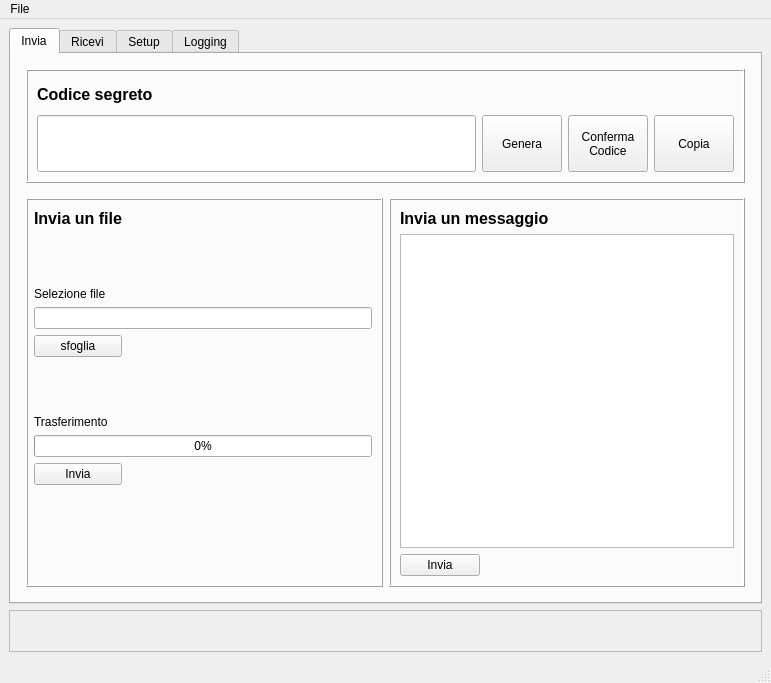
Above: mainwindow.ui from agentOfChaos/WormholeGui before the change. Below: the same form after it.
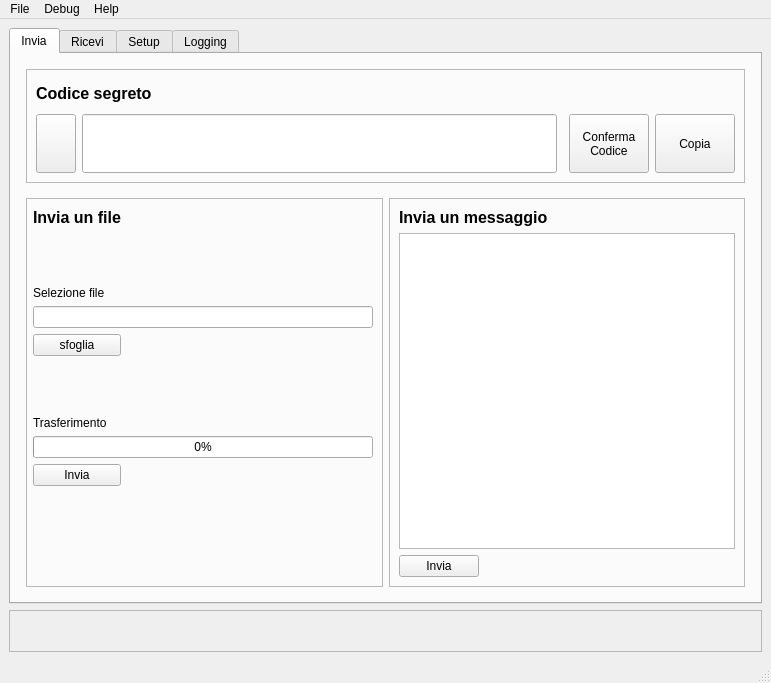
That is the form after the change. Icons and pictures are not drawn. Custom widgets are drawn as their Qt base class.

Patch:
```diff
--- a/mainwindow.ui
+++ b/mainwindow.ui
@@ -73,63 +73,13 @@
                 </sizepolicy>
                </property>
                <property name="frameShape">
-                <enum>QFrame::Box</enum>
+                <enum>QFrame::StyledPanel</enum>
                </property>
                <property name="frameShadow">
                 <enum>QFrame::Raised</enum>
                </property>
                <layout class="QGridLayout" name="gridLayout_13">
-                <item row="0" column="0">
-                 <widget class="QLabel" name="label_3">
-                  <property name="sizePolicy">
-                   <sizepolicy hsizetype="Preferred" vsizetype="Preferred">
-                    <horstretch>0</horstretch>
-                    <verstretch>1</verstretch>
-                   </sizepolicy>
-                  </property>
-                  <property name="font">
-                   <font>
-                    <pointsize>12</pointsize>
-                    <weight>75</weight>
-                    <bold>true</bold>
-                   </font>
-                  </property>
-                  <property name="styleSheet">
-                   <string notr="true"/>
-                  </property>
-                  <property name="text">
-                   <string>Codice segreto</string>
-                  </property>
-                 </widget>
-                </item>
-                <item row="1" column="2">
-                 <widget class="QPushButton" name="btnSetCode">
-                  <property name="sizePolicy">
-                   <sizepolicy hsizetype="Minimum" vsizetype="Expanding">
-                    <horstretch>0</horstretch>
-                    <verstretch>0</verstretch>
-                   </sizepolicy>
-                  </property>
-                  <property name="text">
-                   <string>Conferma
-Codice</string>
-                  </property>
-                 </widget>
-                </item>
                 <item row="1" column="1">
-                 <widget class="QPushButton" name="btnGenerateCode">
-                  <property name="sizePolicy">
-                   <sizepolicy hsizetype="Minimum" vsizetype="Expanding">
-                    <horstretch>0</horstretch>
-                    <verstretch>2</verstretch>
-                   </sizepolicy>
-                  </property>
-                  <property name="text">
-                   <string>Genera</string>
-                  </property>
-                 </widget>
-                </item>
-                <item row="1" column="0">
                  <widget class="QLineEdit" name="txtSecretCode">
                   <property name="sizePolicy">
                    <sizepolicy hsizetype="Expanding" vsizetype="Expanding">
@@ -153,7 +103,7 @@
                   </property>
                  </widget>
                 </item>
-                <item row="1" column="3">
+                <item row="1" column="4">
                  <widget class="QPushButton" name="btnCopyCode">
                   <property name="sizePolicy">
                    <sizepolicy hsizetype="Minimum" vsizetype="Expanding">
@@ -164,6 +114,80 @@
                   <property name="text">
                    <string>Copia</string>
                   </property>
+                  <property name="icon">
+                   <iconset resource="resources.qrc">
+                    <normaloff>:/newPrefix/icons/edit-copy-6.png</normaloff>:/newPrefix/icons/edit-copy-6.png</iconset>
+                  </property>
+                 </widget>
+                </item>
+                <item row="1" column="3">
+                 <widget class="QPushButton" name="btnSetCode">
+                  <property name="sizePolicy">
+                   <sizepolicy hsizetype="Minimum" vsizetype="Expanding">
+                    <horstretch>0</horstretch>
+                    <verstretch>0</verstretch>
+                   </sizepolicy>
+                  </property>
+                  <property name="text">
+                   <string>Conferma
+Codice</string>
+                  </property>
+                  <property name="icon">
+                   <iconset resource="resources.qrc">
+                    <normaloff>:/newPrefix/icons/lock-silver.png</normaloff>:/newPrefix/icons/lock-silver.png</iconset>
+                  </property>
+                  <property name="iconSize">
+                   <size>
+                    <width>32</width>
+                    <height>32</height>
+                   </size>
+                  </property>
+                 </widget>
+                </item>
+                <item row="1" column="0">
+                 <widget class="QPushButton" name="btnGenerateCode">
+                  <property name="sizePolicy">
+                   <sizepolicy hsizetype="Minimum" vsizetype="Expanding">
+                    <horstretch>0</horstretch>
+                    <verstretch>2</verstretch>
+                   </sizepolicy>
+                  </property>
+                  <property name="text">
+                   <string/>
+                  </property>
+                  <property name="icon">
+                   <iconset resource="resources.qrc">
+                    <normaloff>:/newPrefix/icons/roll-2.png</normaloff>:/newPrefix/icons/roll-2.png</iconset>
+                  </property>
+                  <property name="iconSize">
+                   <size>
+                    <width>32</width>
+                    <height>32</height>
+                   </size>
+                  </property>
+                 </widget>
+                </item>
+                <item row="0" column="0" colspan="3">
+                 <widget class="QLabel" name="label_3">
+                  <property name="sizePolicy">
+                   <sizepolicy hsizetype="Preferred" vsizetype="Preferred">
+                    <horstretch>0</horstretch>
+                    <verstretch>1</verstretch>
+                   </sizepolicy>
+                  </property>
+                  <property name="font">
+                   <font>
+                    <pointsize>12</pointsize>
+                    <weight>75</weight>
+                    <bold>true</bold>
+                   </font>
+                  </property>
+                  <property name="styleSheet">
+                   <string notr="true"/>
+                  </property>
+                  <property name="text">
+                   <string>Codice segreto</string>
+                  </property>
                  </widget>
                 </item>
                </layout>
@@ -198,7 +222,7 @@
                      </sizepolicy>
                     </property>
                     <property name="frameShape">
-                     <enum>QFrame::Box</enum>
+                     <enum>QFrame::StyledPanel</enum>
                     </property>
                     <property name="frameShadow">
                      <enum>QFrame::Raised</enum>
@@ -387,7 +411,7 @@
                      </sizepolicy>
                     </property>
                     <property name="frameShape">
-                     <enum>QFrame::Box</enum>
+                     <enum>QFrame::StyledPanel</enum>
                     </property>
                     <property name="frameShadow">
                      <enum>QFrame::Raised</enum>
@@ -1213,7 +1237,21 @@
     <addaction name="separator"/>
     <addaction name="actionQuit"/>
    </widget>
+   <widget class="QMenu" name="menuDebug">
+    <property name="title">
+     <string>Debug</string>
+    </property>
+    <addaction name="actionViewGraph"/>
+   </widget>
+   <widget class="QMenu" name="menuHelp">
+    <property name="title">
+     <string>Help</string>
+    </property>
+    <addaction name="actionAbout"/>
+   </widget>
    <addaction name="menuFile"/>
+   <addaction name="menuDebug"/>
+   <addaction name="menuHelp"/>
   </widget>
   <widget class="QStatusBar" name="statusbar"/>
   <action name="actionWormhole">
```
Left out of the diff: 92 changed lines with no effect on the pictures.
